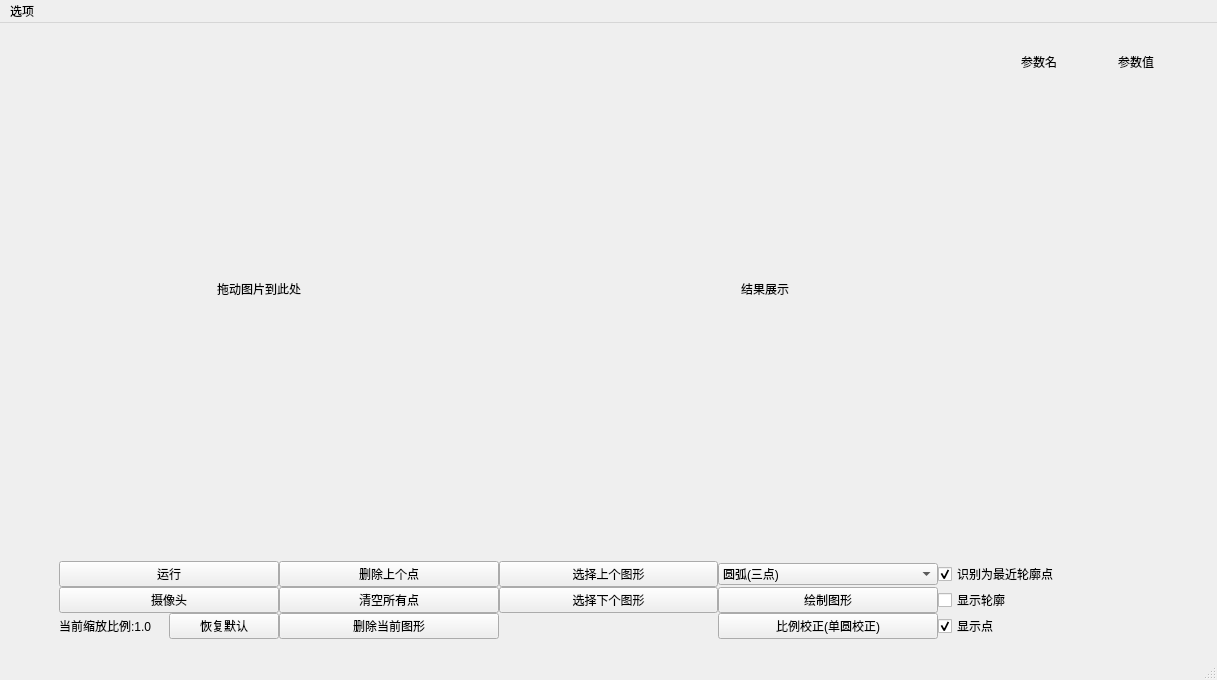
Qt form mainwindow.ui (Xen39/GraduationDesign) before a commit.
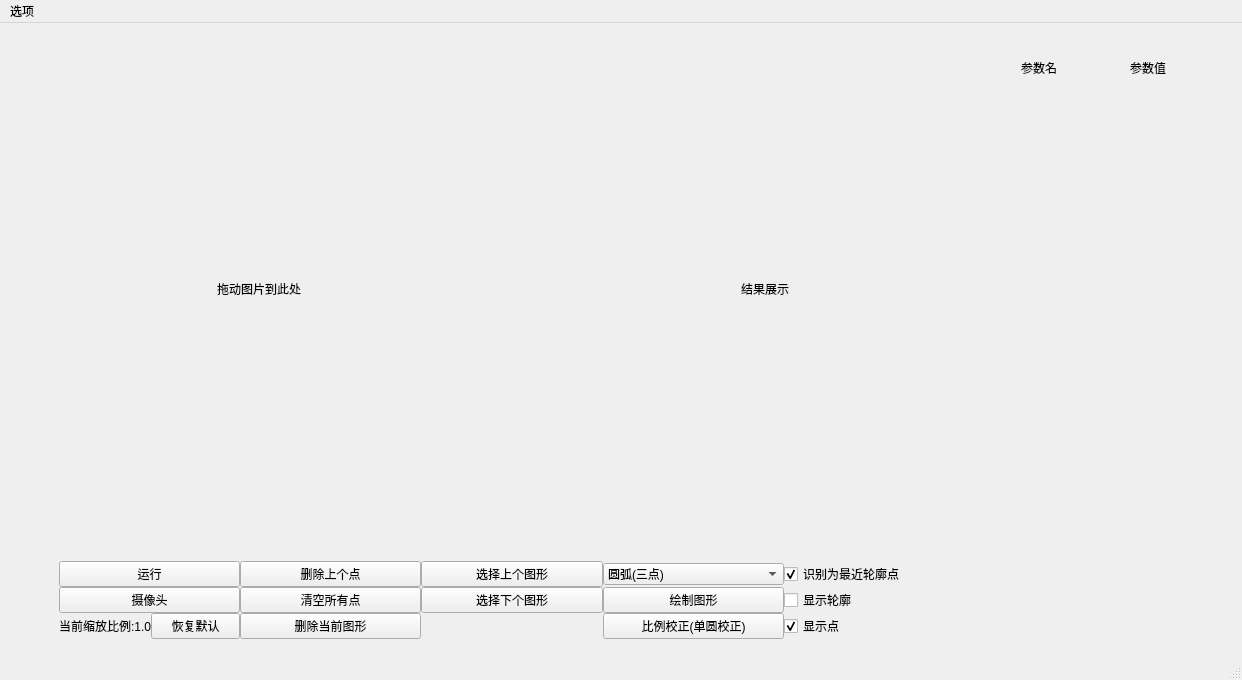
The same form after that commit. Custom widgets are drawn as their Qt base class.

Commit message: Moved detailLayout in gui

What changed in the file:
```diff
--- a/mainwindow.ui
+++ b/mainwindow.ui
@@ -6,7 +6,7 @@
    <rect>
     <x>0</x>
     <y>0</y>
-    <width>1217</width>
+    <width>1242</width>
     <height>680</height>
    </rect>
   </property>
@@ -66,122 +66,6 @@
           </property>
          </widget>
         </item>
-        <item>
-         <layout class="QGridLayout" name="detailLayout">
-          <item row="1" column="0">
-           <widget class="QLabel" name="name1Label">
-            <property name="text">
-             <string/>
-            </property>
-           </widget>
-          </item>
-          <item row="5" column="0">
-           <widget class="QLabel" name="name5Label">
-            <property name="text">
-             <string/>
-            </property>
-           </widget>
-          </item>
-          <item row="0" column="1">
-           <widget class="QLabel" name="value0Label">
-            <property name="text">
-             <string>参数值</string>
-            </property>
-           </widget>
-          </item>
-          <item row="0" column="0">
-           <widget class="QLabel" name="name0Label">
-            <property name="text">
-             <string>参数名</string>
-            </property>
-           </widget>
-          </item>
-          <item row="6" column="1">
-           <widget class="QLabel" name="value6Label">
-            <property name="text">
-             <string/>
-            </property>
-           </widget>
-          </item>
-          <item row="2" column="0">
-           <widget class="QLabel" name="name2Label">
-            <property name="text">
-             <string/>
-            </property>
-           </widget>
-          </item>
-          <item row="3" column="0">
-           <widget class="QLabel" name="name3Label">
-            <property name="text">
-             <string/>
-            </property>
-           </widget>
-          </item>
-          <item row="1" column="1">
-           <widget class="QLabel" name="value1Label">
-            <property name="text">
-             <string/>
-            </property>
-           </widget>
-          </item>
-          <item row="2" column="1">
-           <widget class="QLabel" name="value2Label">
-            <property name="text">
-             <string/>
-            </property>
-           </widget>
-          </item>
-          <item row="3" column="1">
-           <widget class="QLabel" name="value3Label">
-            <property name="text">
-             <string/>
-            </property>
-           </widget>
-          </item>
-          <item row="5" column="1">
-           <widget class="QLabel" name="value5Label">
-            <property name="text">
-             <string/>
-            </property>
-           </widget>
-          </item>
-          <item row="4" column="0">
-           <widget class="QLabel" name="name4Label">
-            <property name="text">
-             <string/>
-            </property>
-           </widget>
-          </item>
-          <item row="6" column="0">
-           <widget class="QLabel" name="name6Label">
-            <property name="text">
-             <string/>
-            </property>
-           </widget>
-          </item>
-          <item row="4" column="1">
-           <widget class="QLabel" name="value4Label">
-            <property name="text">
-             <string/>
-            </property>
-           </widget>
-          </item>
-          <item row="7" column="0">
-           <widget class="QLabel" name="name7Label">
-            <property name="text">
-             <string/>
-            </property>
-           </widget>
-          </item>
-          <item row="7" column="1">
-           <widget class="QLabel" name="value7Label">
-            <property name="text">
-             <string/>
-            </property>
-           </widget>
-          </item>
-         </layout>
-        </item>
        </layout>
       </item>
       <item>
@@ -365,6 +249,122 @@
       </item>
      </layout>
     </item>
+    <item>
+     <layout class="QGridLayout" name="detailLayout">
+      <item row="6" column="0">
+       <widget class="QLabel" name="name6Label">
+        <property name="text">
+         <string/>
+        </property>
+       </widget>
+      </item>
+      <item row="1" column="0">
+       <widget class="QLabel" name="name1Label">
+        <property name="text">
+         <string/>
+        </property>
+       </widget>
+      </item>
+      <item row="7" column="0">
+       <widget class="QLabel" name="name7Label">
+        <property name="text">
+         <string/>
+        </property>
+       </widget>
+      </item>
+      <item row="6" column="1">
+       <widget class="QLabel" name="value6Label">
+        <property name="text">
+         <string/>
+        </property>
+       </widget>
+      </item>
+      <item row="0" column="0">
+       <widget class="QLabel" name="name0Label">
+        <property name="text">
+         <string>参数名</string>
+        </property>
+       </widget>
+      </item>
+      <item row="5" column="1">
+       <widget class="QLabel" name="value5Label">
+        <property name="text">
+         <string/>
+        </property>
+       </widget>
+      </item>
+      <item row="3" column="0">
+       <widget class="QLabel" name="name3Label">
+        <property name="text">
+         <string/>
+        </property>
+       </widget>
+      </item>
+      <item row="1" column="1">
+       <widget class="QLabel" name="value1Label">
+        <property name="text">
+         <string/>
+        </property>
+       </widget>
+      </item>
+      <item row="2" column="1">
+       <widget class="QLabel" name="value2Label">
+        <property name="text">
+         <string/>
+        </property>
+       </widget>
+      </item>
+      <item row="4" column="0">
+       <widget class="QLabel" name="name4Label">
+        <property name="text">
+         <string/>
+        </property>
+       </widget>
+      </item>
+      <item row="7" column="1">
+       <widget class="QLabel" name="value7Label">
+        <property name="text">
+         <string/>
+        </property>
+       </widget>
+      </item>
+      <item row="3" column="1">
+       <widget class="QLabel" name="value3Label">
+        <property name="text">
+         <string/>
+        </property>
+       </widget>
+      </item>
+      <item row="2" column="0">
+       <widget class="QLabel" name="name2Label">
+        <property name="text">
+         <string/>
+        </property>
+       </widget>
+      </item>
+      <item row="5" column="0">
+       <widget class="QLabel" name="name5Label">
+        <property name="text">
+         <string/>
+        </property>
+       </widget>
+      </item>
+      <item row="0" column="1">
+       <widget class="QLabel" name="value0Label">
+        <property name="text">
+         <string>参数值</string>
+        </property>
+       </widget>
+      </item>
+      <item row="4" column="1">
+       <widget class="QLabel" name="value4Label">
+        <property name="text">
+         <string/>
+        </property>
+       </widget>
+      </item>
+     </layout>
+    </item>
    </layout>
   </widget>
   <widget class="QMenuBar" name="menubar">
@@ -372,7 +372,7 @@
     <rect>
      <x>0</x>
      <y>0</y>
-     <width>1217</width>
+     <width>1242</width>
      <height>20</height>
     </rect>
    </property>
```
